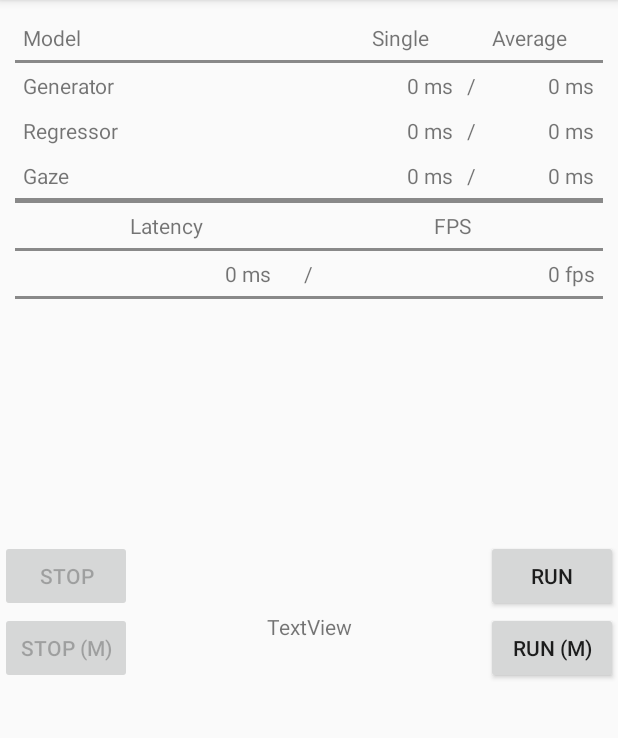
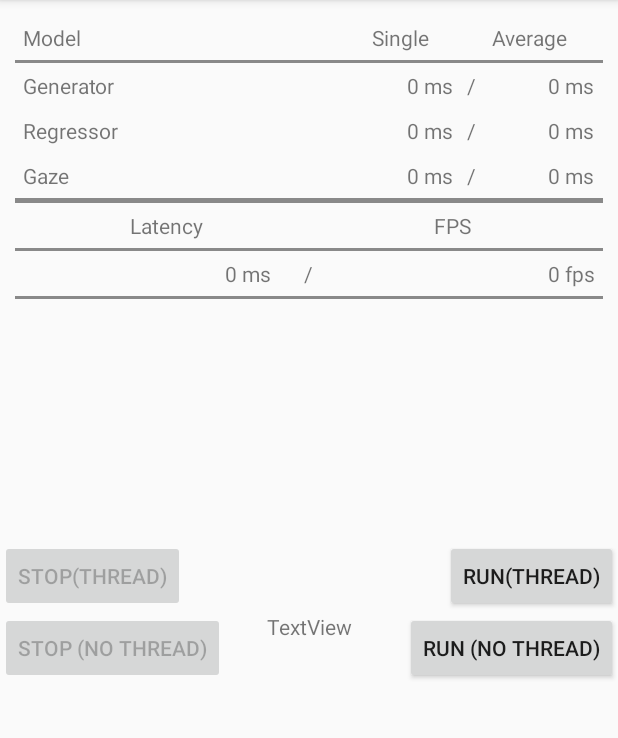
Before and after one commit to lackhole/hellovmex, an Android app: the screen it shows after launch (MainActivity), on a phone screen of 412 x 824 dp, the part 84-822 px from its top. Run offline under Robolectric (Android 15) with nearby library versions, the light colour scheme and no system bars; 4 statements that could not run were skipped.

Commit message:
Update activity_main.xml

```diff
--- a/app/src/main/res/layout/activity_main.xml
+++ b/app/src/main/res/layout/activity_main.xml
@@ -402,7 +402,7 @@
         android:id="@+id/button_run"
         android:layout_width="wrap_content"
         android:layout_height="wrap_content"
-        android:text="Run"
+        android:text="Run(thread)"
         app:layout_constraintBottom_toBottomOf="parent"
         app:layout_constraintEnd_toEndOf="parent"
         app:layout_constraintTop_toTopOf="parent" />
@@ -411,7 +411,7 @@
         android:id="@+id/button_stop"
         android:layout_width="wrap_content"
         android:layout_height="wrap_content"
-        android:text="Stop"
+        android:text="Stop(thread)"
         app:layout_constraintBottom_toBottomOf="parent"
         app:layout_constraintStart_toStartOf="parent"
         app:layout_constraintTop_toTopOf="parent" />
@@ -420,7 +420,7 @@
         android:id="@+id/button_run_main"
         android:layout_width="wrap_content"
         android:layout_height="wrap_content"
-        android:text="Run (M)"
+        android:text="Run (No Thread)"
         app:layout_constraintEnd_toEndOf="parent"
         app:layout_constraintTop_toBottomOf="@+id/button_run" />
 
@@ -428,7 +428,7 @@
         android:id="@+id/button_stop_main"
         android:layout_width="wrap_content"
         android:layout_height="wrap_content"
-        android:text="Stop (M)"
+        android:text="Stop (No Thread)"
         app:layout_constraintStart_toStartOf="parent"
         app:layout_constraintTop_toBottomOf="@+id/button_stop" />
 
```
